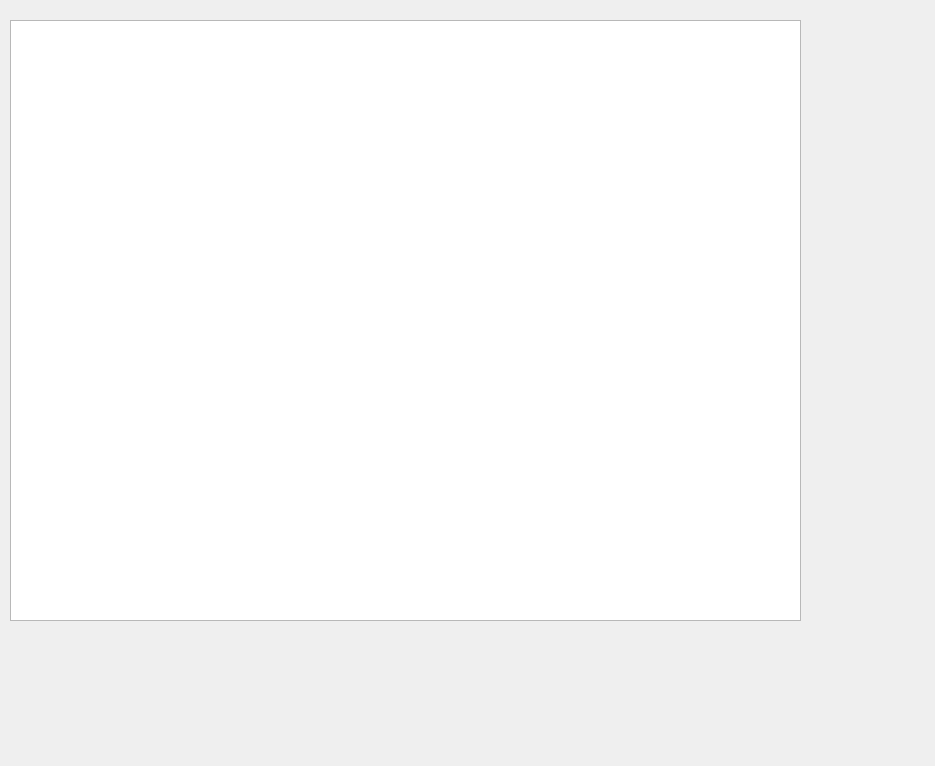
Before: the Qt Designer form workwnd.ui in rafikidze/TestPicture, drawn with Qt 5.
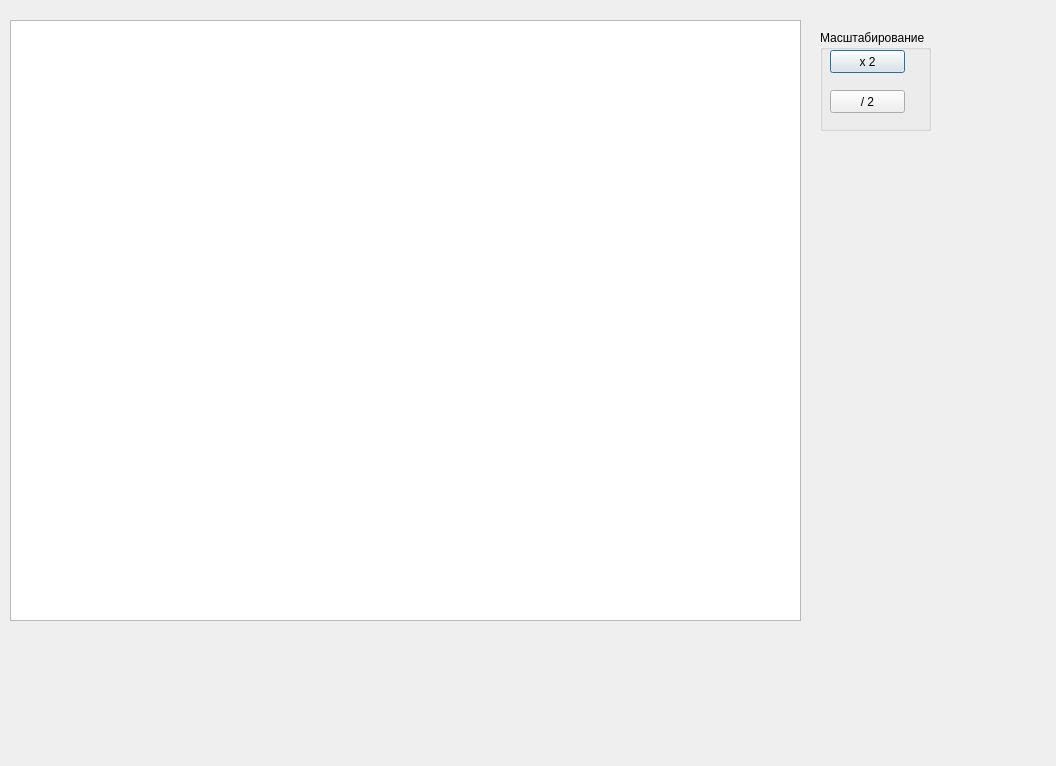
After: the same form once the commit is applied.

Diff of the .ui file:
```diff
--- a/workwnd.ui
+++ b/workwnd.ui
@@ -6,7 +6,7 @@
    <rect>
     <x>0</x>
     <y>0</y>
-    <width>935</width>
+    <width>1056</width>
     <height>766</height>
    </rect>
   </property>
@@ -23,6 +23,45 @@
     </rect>
    </property>
   </widget>
+  <widget class="QGroupBox" name="groupBox">
+   <property name="geometry">
+    <rect>
+     <x>820</x>
+     <y>30</y>
+     <width>111</width>
+     <height>101</height>
+    </rect>
+   </property>
+   <property name="title">
+    <string>Масштабирование</string>
+   </property>
+   <widget class="QPushButton" name="pButMult2">
+    <property name="geometry">
+     <rect>
+      <x>10</x>
+      <y>20</y>
+      <width>75</width>
+      <height>23</height>
+     </rect>
+    </property>
+    <property name="text">
+     <string>х 2</string>
+    </property>
+   </widget>
+   <widget class="QPushButton" name="pButDiv2">
+    <property name="geometry">
+     <rect>
+      <x>10</x>
+      <y>60</y>
+      <width>75</width>
+      <height>23</height>
+     </rect>
+    </property>
+    <property name="text">
+     <string>/ 2</string>
+    </property>
+   </widget>
+  </widget>
  </widget>
  <resources/>
  <connections/>
```
